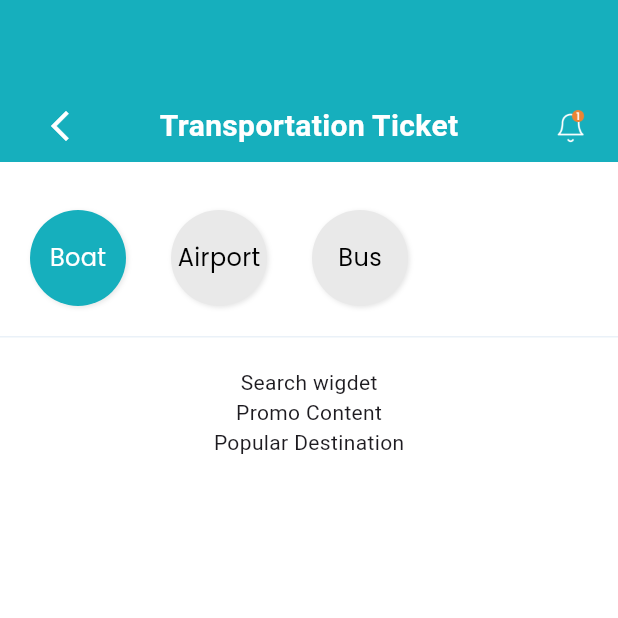
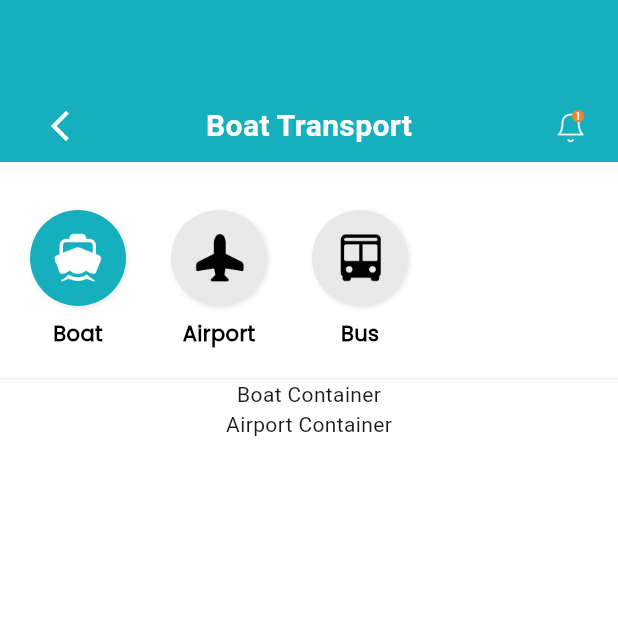
Before and after one commit to aryaramadika/payment_module, a Flutter app: the Transportation screen opened by its route, after a tap on "Boat", on a phone screen of 412 x 824 dp, the top half of it. Run offline on Flutter 3.47's test engine with Material 3 defaults, Android fonts, the phone set to English and light mode, and no system bars; generated files the repository leaves out were written again; project files that could hold a hidden picture were left out.

Commit message:
create dynamic for icon tab header transportation

```diff
--- a/lib/ticket/screen/transportation_screen.dart
+++ b/lib/ticket/screen/transportation_screen.dart
@@ -1,7 +1,11 @@
 import 'package:flutter/material.dart';
+import 'package:payment_module/ticket/screen/widget/search/search_wigdet.dart';
 
 class TransportationScreen extends StatefulWidget {
-  const TransportationScreen({super.key});
+  const TransportationScreen({Key? key, required this.selectedTicketType})
+      : super(key: key);
+
+  final String selectedTicketType;
 
   @override
   State<TransportationScreen> createState() => _TransportationScreenState();
@@ -11,15 +15,32 @@ class _TransportationScreenState extends State<TransportationScreen> {
   @override
   Widget build(BuildContext context) {
     return SingleChildScrollView(
-      child: Container(
-        padding: EdgeInsets.symmetric(horizontal: 20, vertical: 20),
-        child: Column(
-          children: [
-            Text("Search wigdet"),
-            Text("Promo Content"),
-            Text("Popular Destination"),
-          ],
-        ),
+      child: Column(
+        children: [
+          if (widget.selectedTicketType == "Bus")
+            Container(
+              child: Text("Bus Container"),
+            ),
+          if (widget.selectedTicketType == "Boat")
+            Container(
+              child: Text("Boat Container"),
+            ),
+          if (widget.selectedTicketType == "Airport")
+            Container(
+              decoration: const BoxDecoration(
+                border: Border(
+                  bottom: BorderSide(
+                    width: 1,
+                    color: Color.fromARGB(255, 234, 241, 248),
+                  ),
+                ),
+              ),
+              child: const SearchWigdet(),
+            ),
+          Container(
+            child: Text("Airport Container"),
+          ),
+        ],
       ),
     );
   }
--- a/lib/ticket/screen/widget/header/header.dart
+++ b/lib/ticket/screen/widget/header/header.dart
@@ -35,11 +35,24 @@ class _HeaderTransportationWigdetState
 
   Widget buildTransportationContainer(int index, String label) {
     bool isSelected = widget.selectedTicketType == label;
+    String imagePath = '';
+
+    // Assign the appropriate image path based on the label
+    if (label == "Boat") {
+      imagePath = "assets/images/boat.png";
+    } else if (label == "Airport") {
+      imagePath = "assets/images/airplane-fill.png";
+    } else if (label == "Bus") {
+      imagePath = "assets/images/bus.png";
+    }
+
     return GestureDetector(
       onTap: () {
         widget.onChangedTicketType(label);
       },
-      child: Container(
+      child: Column(
+        children: [
+          Container(
             width: 64,
             height: 64,
             decoration: BoxDecoration(
@@ -55,16 +68,37 @@ class _HeaderTransportationWigdetState
               ],
             ),
             child: Center(
-          child: Text(
+              child: Column(
+                mainAxisAlignment: MainAxisAlignment.center,
+                children: [
+                  ColorFiltered(
+                    colorFilter: isSelected
+                        ? const ColorFilter.mode(Colors.white, BlendMode.srcIn)
+                        : const ColorFilter.mode(Colors.black, BlendMode.srcIn),
+                    child: Image(
+                      width: 36,
+                      height: 36,
+                      image: AssetImage(imagePath),
+                    ),
+                  ),
+                ],
+              ),
+            ),
+          ),
+          const SizedBox(
+            height: 8,
+          ),
+          // Uncomment the following lines if you want to display the label text
+          Text(
             label,
             style: TextStyle(
-              color: isSelected ? whiteColor : Colors.black,
-              fontSize: 16,
-              fontWeight: medium,
+              color: Colors.black,
+              fontSize: 14,
+              fontWeight: semiBold,
               fontFamily: "Poppins",
             ),
           ),
-        ),
+        ],
       ),
     );
   }
--- /dev/null
+++ b/lib/ticket/screen/widget/search/search_wigdet.dart
@@ -0,0 +1,68 @@
+import 'package:flutter/material.dart';
+import 'package:payment_module/payment/style/styles.dart';
+
+class SearchWigdet extends StatefulWidget {
+  const SearchWigdet({super.key});
+
+  @override
+  State<SearchWigdet> createState() => _SearchWigdetState();
+}
+
+class _SearchWigdetState extends State<SearchWigdet> {
+  @override
+  Widget build(BuildContext context) {
+    return Container(
+      width: double.infinity,
+      padding: EdgeInsets.symmetric(horizontal: 20, vertical: 20),
+      child: Column(
+        mainAxisAlignment: MainAxisAlignment.start,
+        crossAxisAlignment: CrossAxisAlignment.start,
+        children: [
+          Row(
+            children: [
+              Container(
+                padding: EdgeInsets.symmetric(horizontal: 30, vertical: 8),
+                decoration: BoxDecoration(
+                  color: Color(0xffF8F9FC),
+                  borderRadius: BorderRadius.circular(8),
+                  border: Border.all(
+                    color: Color(0xffE9E9E9),
+                  ),
+                ),
+                child: Text(
+                  "From Airport",
+                  style: TextStyle(
+                      fontFamily: "Poppins",
+                      fontSize: 14,
+                      fontWeight: semiBold),
+                ),
+              ),
+              const SizedBox(
+                width: 16,
+              ),
+              Container(
+                padding: EdgeInsets.symmetric(horizontal: 30, vertical: 8),
+                decoration: BoxDecoration(
+                  borderRadius: BorderRadius.circular(8),
+                  border: Border.all(
+                    color: primary,
+                  ),
+                  color: primary,
+                ),
+                child: Text(
+                  "To Airport",
+                  style: TextStyle(
+                    fontFamily: "Poppins",
+                    fontSize: 14,
+                    color: whiteColor,
+                    fontWeight: semiBold,
+                  ),
+                ),
+              )
+            ],
+          )
+        ],
+      ),
+    );
+  }
+}
--- a/lib/ticket/transportation.dart
+++ b/lib/ticket/transportation.dart
@@ -22,8 +22,12 @@ class _TransportationState extends State<Transportation> {
       // Update headerTitle based on selected ticket type
       if (selectedTicketType == "Airport") {
         headerTitle = "Airport Transport";
-      } else {
-        headerTitle = "Transportation Ticket";
+      }
+      if (selectedTicketType == "Boat") {
+        headerTitle = "Boat Transport";
+      }
+      if (selectedTicketType == "Bus") {
+        headerTitle = "Bus Transport";
       }
     });
   }
@@ -48,7 +52,9 @@ class _TransportationState extends State<Transportation> {
               selectedTicketType: selectedTicketType,
             ),
           ),
-          TransportationScreen()
+          TransportationScreen(
+            selectedTicketType: selectedTicketType,
+          )
         ],
       ),
     );
```
Also changed, not shown: assets/images/airplane-fill.png (added), assets/images/boat.png (added), assets/images/bus.png (added). Lines whose indentation alone changed are shown as unchanged.
